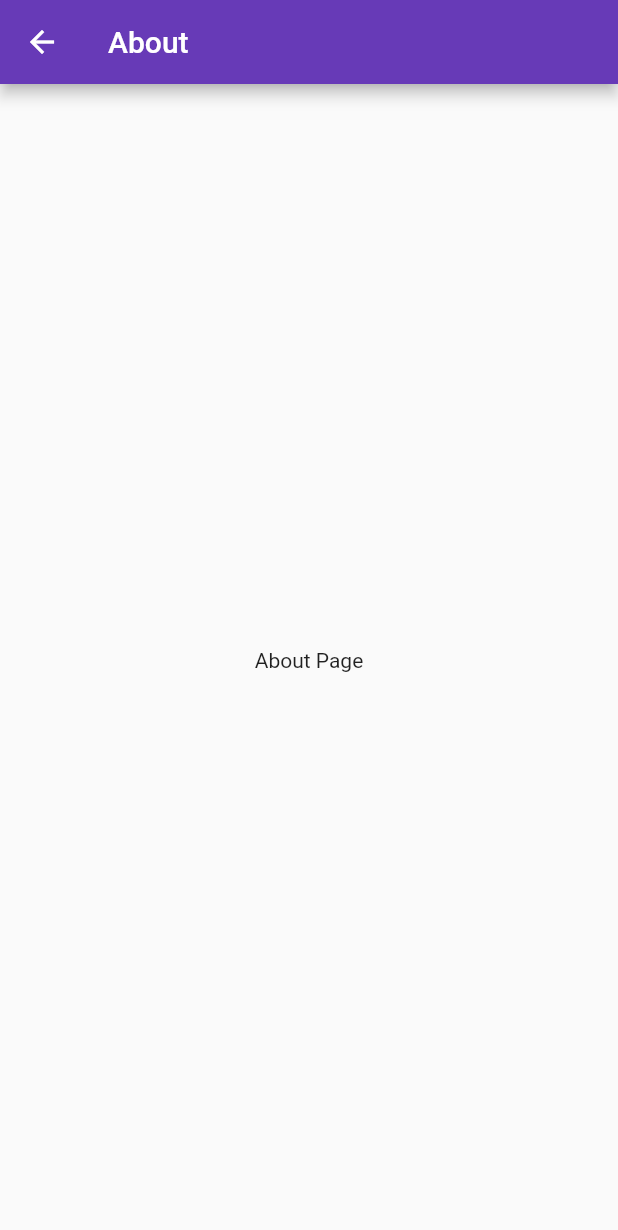
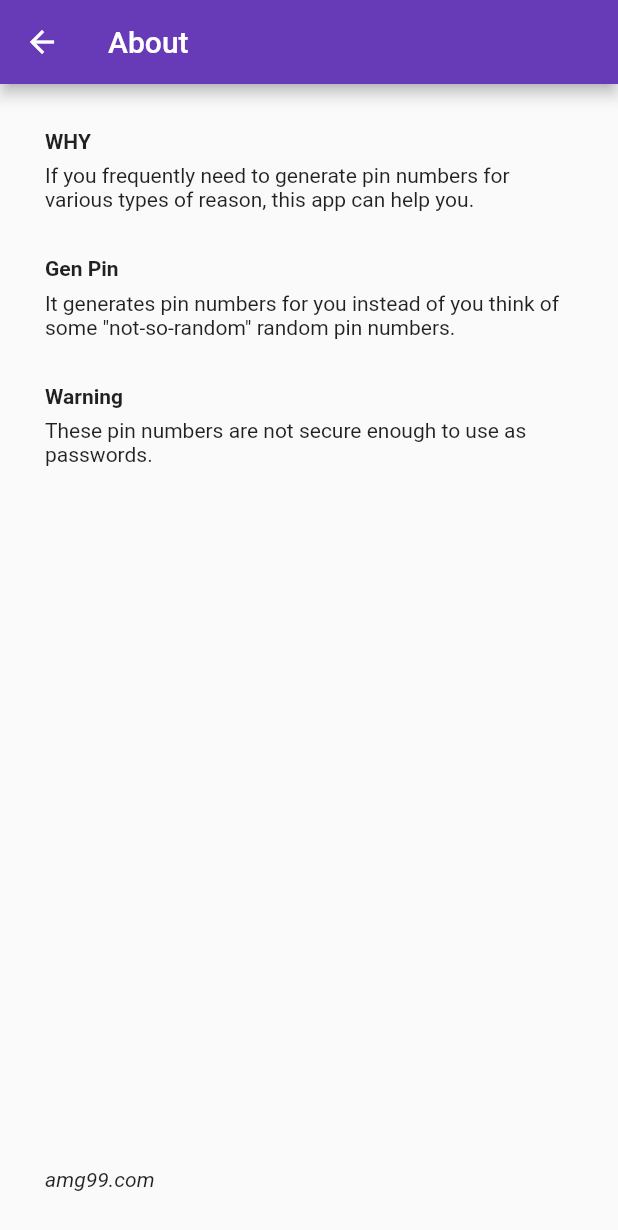
Before and after one commit to davidfung/genpin-flutter, a Flutter app: the AboutPage screen opened directly, on a phone screen of 412 x 824 dp. Shown: the top 1230 px of the screen. Run offline on Flutter 3.47's test engine with Material 2 defaults, Android fonts, the phone set to English and light mode, and no system bars.

Commit message:
Improve layout in About page

```diff
--- a/lib/pages/about.dart
+++ b/lib/pages/about.dart
@@ -4,8 +4,30 @@ class AboutPage extends StatelessWidget {
   @override
   Widget build(BuildContext context) {
     return Scaffold(
-      appBar: AppBar(title: Text('About'),),
-      body: Center(child: Text("About Page"),),
+      appBar: AppBar(
+        title: Text('About'),
+      ),
+      body: Container(
+        padding: const EdgeInsets.symmetric(vertical:30.0, horizontal:30.0),
+        child: Column(
+          crossAxisAlignment: CrossAxisAlignment.start,
+          children: <Widget>[
+            Text('WHY', style: TextStyle(fontWeight: FontWeight.bold)),
+            Padding(padding: EdgeInsets.only(top: 7),),
+            Text('If you frequently need to generate pin numbers for various types of reason, this app can help you.'),
+            Padding(padding: EdgeInsets.only(top: 30),),
+            Text('Gen Pin', style: TextStyle(fontWeight: FontWeight.bold)),
+            Padding(padding: EdgeInsets.only(top: 7),),
+            Text('It generates pin numbers for you instead of you think of some "not-so-random" random pin numbers.'),
+            Padding(padding: EdgeInsets.only(top: 30),),
+            Text('Warning', style: TextStyle(fontWeight: FontWeight.bold)),
+            Padding(padding: EdgeInsets.only(top: 7),),
+            Text('These pin numbers are not secure enough to use as passwords.'),
+            Spacer(),
+            Text('amg99.com', style: TextStyle(fontStyle: FontStyle.italic)),
+          ],
+        ),
+      ),
     );
   }
 }
```
